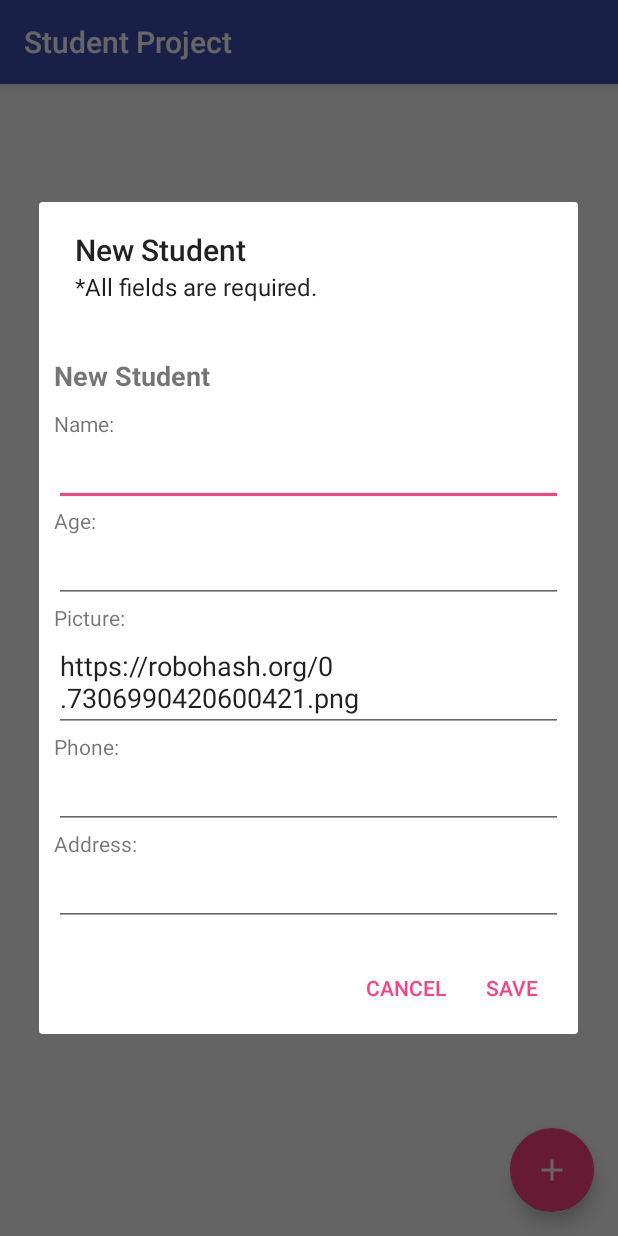
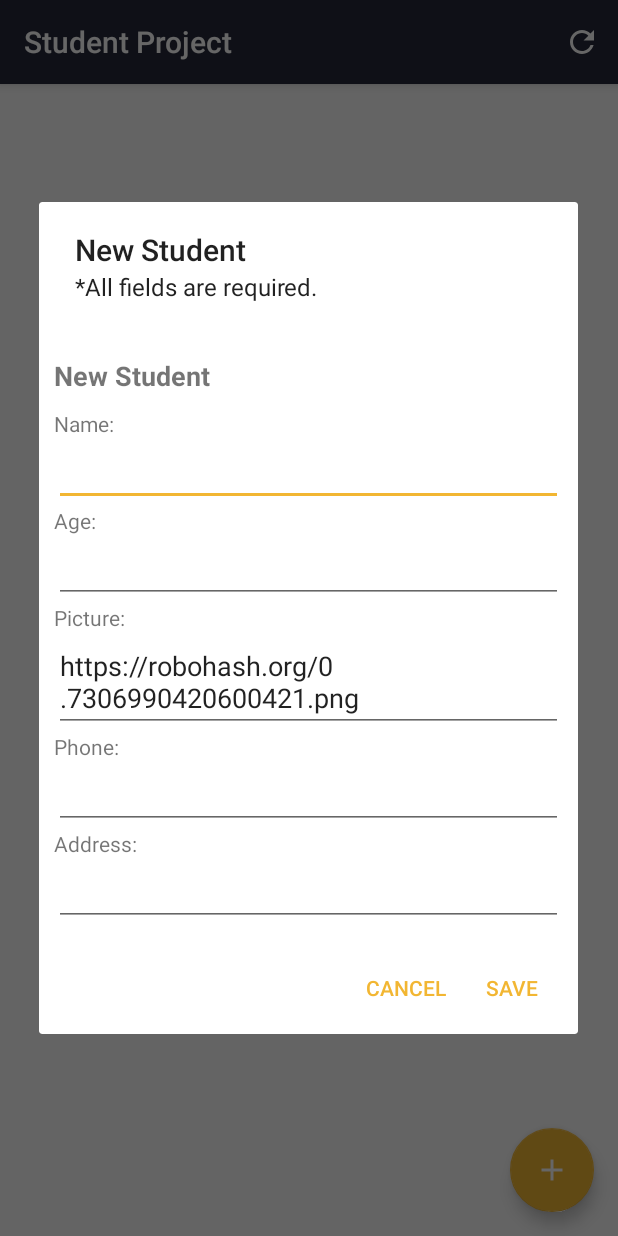
Before and after one commit to lucas-mdo/StudentProject, an Android app: the screen it shows after launch (MainActivity), after a tap on an icon or button, on a phone screen of 412 x 824 dp. Run offline under Robolectric (Android 15) with nearby library versions, the phone set to English and light mode, and no system bars; our stand-ins replace ButterKnife; libraries missing offline, so code that uses them is left out: com.mobsandgeeks.saripaar; 2 statements that could not run were skipped.

Commit message:
Changed some colors.

```diff
--- a/app/src/main/res/values/colors.xml
+++ b/app/src/main/res/values/colors.xml
@@ -1,6 +1,7 @@
 <?xml version="1.0" encoding="utf-8"?>
 <resources>
-    <color name="colorPrimary">#3F51B5</color>
-    <color name="colorPrimaryDark">#303F9F</color>
-    <color name="colorAccent">#FF4081</color>
+    <color name="colorPrimary">#252839</color>
+    <color name="colorPrimaryDark">#677077</color>
+    <color name="colorPrimaryLight">#b5b5b7</color>
+    <color name="colorAccent">#f2b632</color>
 </resources>
```
